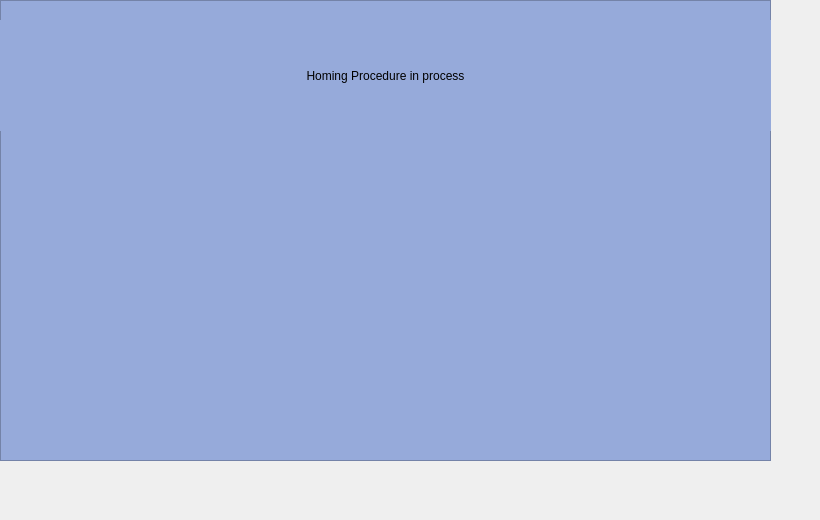
Old version of the form software/control_system/gui/homing.ui in the repository VentCU/bbwtb.
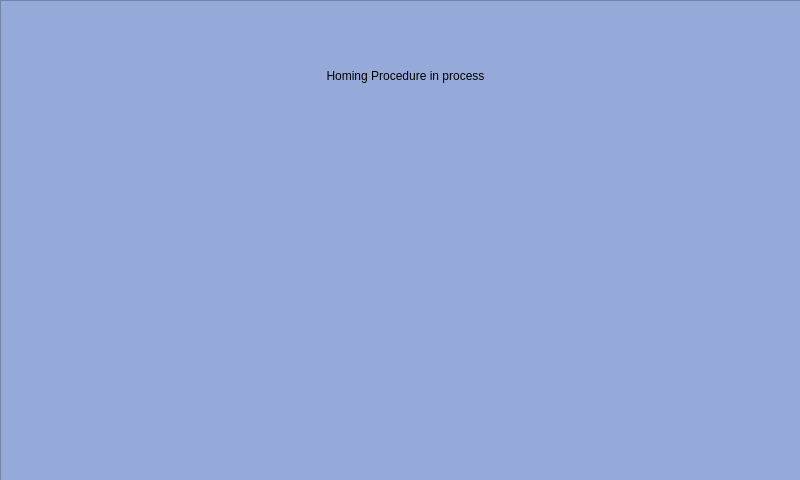
New version of the form. Icons and pictures are not drawn.

The edit to the form file:
```diff
--- a/software/control_system/gui/homing.ui
+++ b/software/control_system/gui/homing.ui
@@ -9,10 +9,22 @@
    <rect>
     <x>0</x>
     <y>0</y>
-    <width>820</width>
-    <height>520</height>
+    <width>800</width>
+    <height>480</height>
    </rect>
   </property>
+  <property name="minimumSize">
+   <size>
+    <width>800</width>
+    <height>480</height>
+   </size>
+  </property>
+  <property name="maximumSize">
+   <size>
+    <width>800</width>
+    <height>480</height>
+   </size>
+  </property>
   <property name="windowTitle">
    <string>VentCU Mock UI</string>
   </property>
@@ -22,8 +34,8 @@
      <rect>
       <x>0</x>
       <y>0</y>
-      <width>771</width>
-      <height>461</height>
+      <width>811</width>
+      <height>481</height>
      </rect>
     </property>
     <property name="styleSheet">
@@ -38,7 +50,7 @@
     <widget class="QLabel" name="label">
      <property name="geometry">
       <rect>
-       <x>0</x>
+       <x>20</x>
        <y>20</y>
        <width>771</width>
        <height>111</height>
@@ -57,7 +69,7 @@
     <widget class="QLabel" name="label_11">
      <property name="geometry">
       <rect>
-       <x>290</x>
+       <x>340</x>
        <y>180</y>
        <width>191</width>
        <height>181</height>
```
